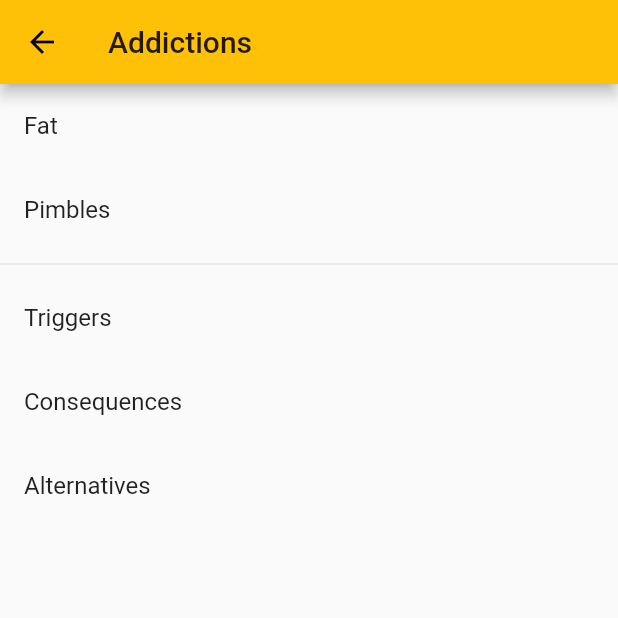
After one commit to Undeadlol1/addictions_flutter, a Flutter app: the screen it shows after launch, after a tap on "Sugar", on a phone screen of 412 x 824 dp, the top half of it. The commit adds this screen. Run offline on Flutter 3.47's test engine with Material 2 defaults, Android fonts, the phone set to English and light mode, and no system bars.

Commit message:
add addiction_screen

```diff
--- a/lib/main.dart
+++ b/lib/main.dart
@@ -1,3 +1,4 @@
+import 'package:addictions_flutter/screens/addiction_screen.dart';
 import 'package:addictions_flutter/screens/addictions_list_screen.dart';
 import 'package:addictions_flutter/screens/create_addiction_screen.dart';
 import 'package:addictions_flutter/screens/triggers_list_screen.dart';
@@ -15,6 +16,7 @@ class MyApp extends StatelessWidget {
         '/': (context) => AddictionsListScreen(),
         '/triggers': (context) => TriggesListScreen(),
         '/crate-addiction': (context) => CreateAddictionScreen(),
+        AddictionScreen.routeName: (context) => AddictionScreen(),
       },
       theme: ThemeData(
         primarySwatch: Colors.amber,
--- /dev/null
+++ b/lib/screens/addiction_screen.dart
@@ -0,0 +1,36 @@
+import 'package:flutter/material.dart';
+
+class AddictionScreen extends StatelessWidget {
+  static const routeName = '/addiction_screen';
+
+  const AddictionScreen({Key key}) : super(key: key);
+
+  @override
+  Widget build(BuildContext context) {
+    // Extract the arguments from the current ModalRoute settings and cast
+    // them as ScreenArguments.
+    final AddictionScreenArguments args =
+        ModalRoute.of(context).settings.arguments;
+    return Scaffold(
+      appBar: AppBar(
+        title: Text('Addictions'),
+      ),
+      body: ListView(
+        children: <Widget>[
+          ListTile(title: Text('Fat')),
+          ListTile(title: Text('Pimbles')),
+          Divider(),
+          ListTile(title: Text('Triggers')),
+          ListTile(title: Text('Consequences')),
+          ListTile(title: Text('Alternatives')),
+        ],
+      ),
+    );
+  }
+}
+
+class AddictionScreenArguments {
+  final String addictionId;
+
+  AddictionScreenArguments({this.addictionId});
+}
--- a/lib/screens/addictions_list_screen.dart
+++ b/lib/screens/addictions_list_screen.dart
@@ -1,3 +1,4 @@
+import 'package:addictions_flutter/screens/addiction_screen.dart';
 import 'package:addictions_flutter/widgets/drawer.dart';
 import 'package:flutter/material.dart';
 
@@ -27,7 +28,10 @@ class AddictionsList extends StatelessWidget {
   Widget build(BuildContext context) {
     return ListView(
       children: <Widget>[
-        ListTile(
+        GestureDetector(
+          onTap: () => Navigator.pushNamed(context, AddictionScreen.routeName,
+              arguments: AddictionScreenArguments(addictionId: 'sugar')),
+          child: ListTile(
             title: Text('Sugar'),
             // leading: Image.asset('assets/sugar.jpg'),
             leading: CircleAvatar(
@@ -35,6 +39,7 @@ class AddictionsList extends StatelessWidget {
               'assets/sugar.jpg',
             )),
           ),
+        )
       ],
     );
   }
```
Lines whose indentation alone changed are shown as unchanged.
